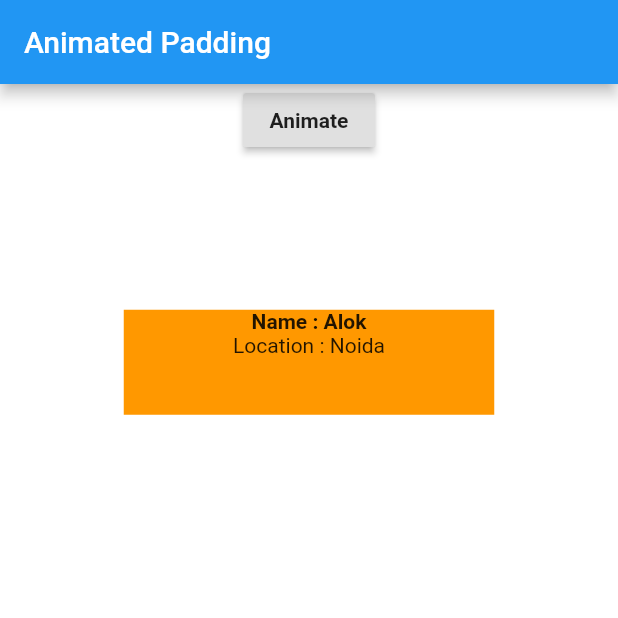
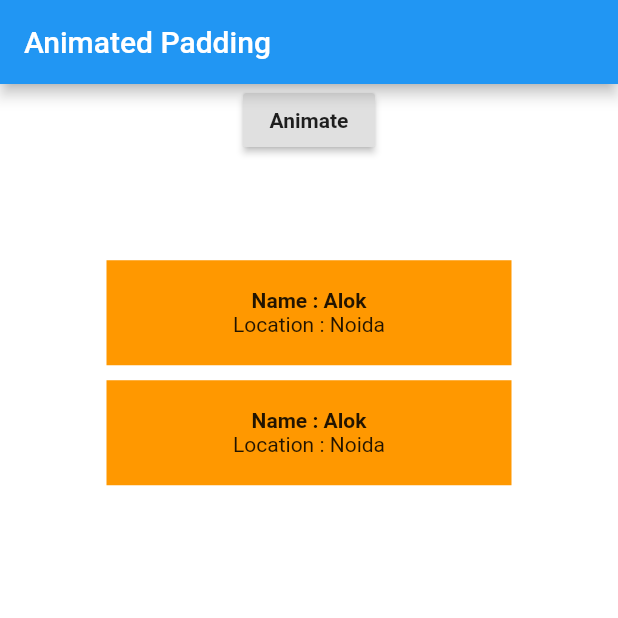
Before and after one commit to flutterflytech/flutter-canvas, a Flutter app: the ImpliciteAnimationUI screen opened directly, after a tap on "Animate", on a phone screen of 412 x 824 dp, the top half of it. Run offline on Flutter 3.47's test engine with Material 2 defaults, Android fonts, the phone set to English and light mode, and no system bars; our stand-ins replace fluttertoast.

```diff
--- a/lib/impliciteanimations/ImpliciteAnimation.dart
+++ b/lib/animatedwidgets/animated_padding_screen.dart
@@ -1,10 +1,10 @@
 import 'package:flutter/material.dart';
 
 main() {
-  runApp(ImpliciteAnimation());
+  runApp(AnimatedPaddingScreen());
 }
 
-class ImpliciteAnimation extends StatelessWidget {
+class AnimatedPaddingScreen extends StatelessWidget {
   @override
   Widget build(BuildContext context) {
     return MaterialApp(
@@ -43,8 +43,8 @@ class _ImpliciteAnimationUIState extends State<ImpliciteAnimationUI> {
                 RaisedButton(
                   onPressed: () {
                     setState(() {
-                      if (padValue != 150.0) {
-                        padValue = 150.0;
+                      if (padValue != 90.0) {
+                        padValue = 90.0;
                       } else {
                         padValue = 0;
                       }
@@ -65,11 +65,14 @@ class _ImpliciteAnimationUIState extends State<ImpliciteAnimationUI> {
               padding: EdgeInsets.all(padValue),
               duration: Duration(seconds: 2),
               curve: Curves.linear,
-              child: Container(
+              child: Column(
+                children: [
+                  Container(
                     height: 70,
                     width: 270,
                     color: Colors.orange,
                     child: Column(
+                      mainAxisAlignment: MainAxisAlignment.center,
                       children: [
                         Text(
                           "Name : Alok",
@@ -79,6 +82,26 @@ class _ImpliciteAnimationUIState extends State<ImpliciteAnimationUI> {
                       ],
                     ),
                   ),
+                  SizedBox(
+                    height: 10,
+                  ),
+                  Container(
+                    height: 70,
+                    width: 270,
+                    color: Colors.orange,
+                    child: Column(
+                      mainAxisAlignment: MainAxisAlignment.center,
+                      children: [
+                        Text(
+                          "Name : Alok",
+                          style: TextStyle(fontWeight: FontWeight.bold),
+                        ),
+                        Text("Location : Noida"),
+                      ],
+                    ),
+                  ),
+                ],
+              ),
             ),
           ],
         ),
```
Also changed, not shown: lib/animatedwidgets/silver_app_bar.dart (added, +59 -0 lines). Lines whose indentation alone changed are shown as unchanged.
